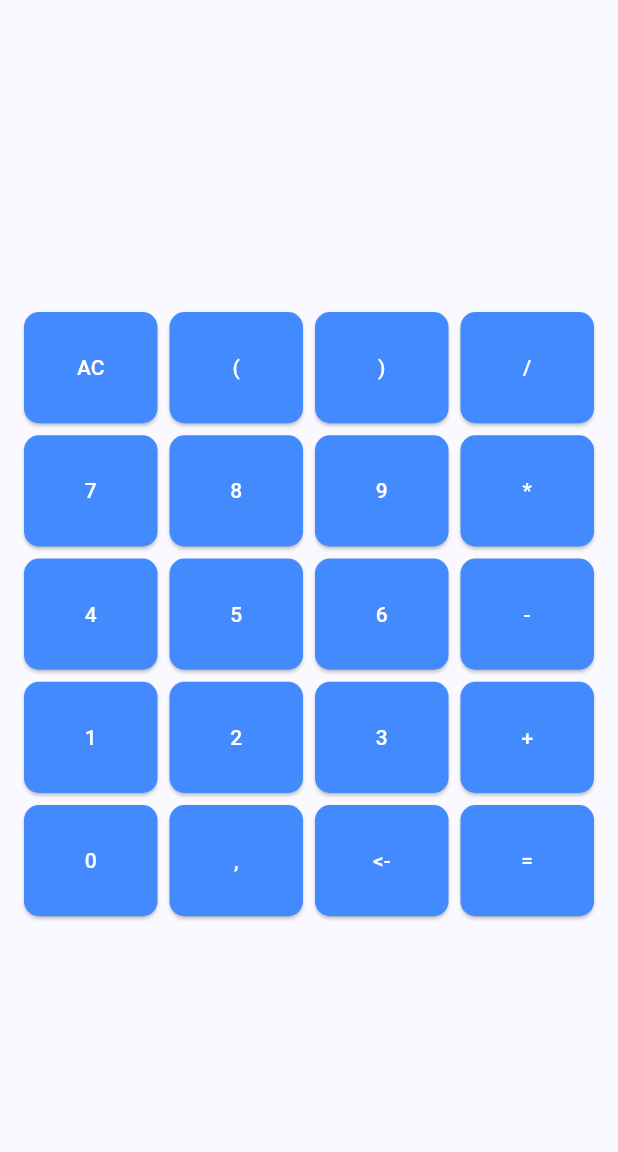
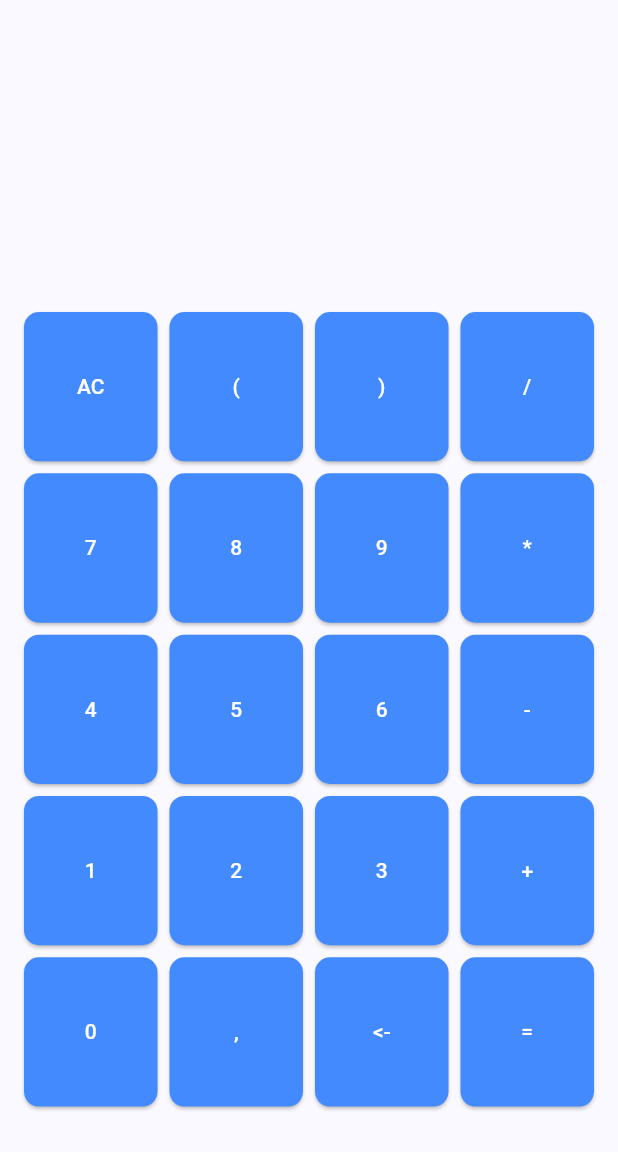
Before and after one commit to AdrianJaeger/calculator, a Flutter app: the screen it shows after launch, on a phone screen of 412 x 824 dp, the part 84-1236 px from its top. Run offline on Flutter 3.47's test engine with Material 3 defaults, Android fonts, the phone set to English and light mode, and no system bars.

```diff
--- a/lib/main.dart
+++ b/lib/main.dart
@@ -7,27 +7,11 @@ void main() {
 class MyApp extends StatelessWidget {
   const MyApp({super.key});
 
-  // This widget is the root of your application.
   @override
   Widget build(BuildContext context) {
     return MaterialApp(
       title: 'Calculator',
       theme: ThemeData(
-        // This is the theme of your application.
-        //
-        // TRY THIS: Try running your application with "flutter run". You'll see
-        // the application has a purple toolbar. Then, without quitting the app,
-        // try changing the seedColor in the colorScheme below to Colors.green
-        // and then invoke "hot reload" (save your changes or press the "hot
-        // reload" button in a Flutter-supported IDE, or press "r" if you used
-        // the command line to start the app).
-        //
-        // Notice that the counter didn't reset back to zero; the application
-        // state is not lost during the reload. To reset the state, use hot
-        // restart instead.
-        //
-        // This works for code too, not just values: Most code changes can be
-        // tested with just a hot reload.
         colorScheme: ColorScheme.fromSeed(seedColor: const Color.fromARGB(255, 80, 156, 255)),
         useMaterial3: true,
       ),
@@ -38,15 +22,6 @@ class MyApp extends StatelessWidget {
 
 class MyHomePage extends StatefulWidget {
   const MyHomePage({super.key, required this.title});
-
-  // This widget is the home page of your application. It is stateful, meaning
-  // that it has a State object (defined below) that contains fields that affect
-  // how it looks.
-
-  // This class is the configuration for the state. It holds the values (in this
-  // case the title) provided by the parent (in this case the App widget) and
-  // used by the build method of the State. Fields in a Widget subclass are
-  // always marked "final".
 
   final String title;
 
@@ -73,12 +48,6 @@ class _MyHomePageState extends State<MyHomePage> {
 
   @override
   Widget build(BuildContext context) {
-    // This method is rerun every time setState is called, for instance as done
-    // by the _incrementCounter method above.
-    //
-    // The Flutter framework has been optimized to make rerunning build methods
-    // fast, so that you can just rebuild anything that needs updating rather
-    // than having to individually change instances of widgets.
     return Scaffold(
       appBar: AppBar(
         backgroundColor: Theme.of(context).colorScheme.inversePrimary,
@@ -96,14 +65,29 @@ class _MyHomePageState extends State<MyHomePage> {
           // down three quarters with the buttons
           Expanded(
             flex: 3,
-            child: Padding(
+            child: LayoutBuilder(
+              builder: (context, constraints) {
+
+                // this makes buttons the right size to fill the whole button area
+                int rows = 5;
+                double buttonHeight = constraints.maxHeight / rows;
+                double buttonWidth = constraints.maxWidth / 4;
+                double aspectRatio = buttonWidth / buttonHeight;
+                print(
+                  "Button area:\n"
+                          "Width: ${constraints.maxWidth}\n"
+                          "Height: ${constraints.maxHeight}\n"
+                          "aspectRatio: $aspectRatio");
+
+                return Padding(
                   padding: const EdgeInsets.all(16.0),
                   child: GridView.builder(
-                gridDelegate: const SliverGridDelegateWithFixedCrossAxisCount(
+                    physics: const NeverScrollableScrollPhysics(), //deactivates scrolling of buttons
+                    gridDelegate: SliverGridDelegateWithFixedCrossAxisCount(
                       crossAxisCount: 4,
                       mainAxisSpacing: 8,
                       crossAxisSpacing: 8,
-                  childAspectRatio: 1.2,
+                      childAspectRatio: aspectRatio,
                     ),
                     itemCount: 20,
                     itemBuilder: (context, index) {
@@ -122,6 +106,8 @@ class _MyHomePageState extends State<MyHomePage> {
                       );
                     },
                   ),
+                );
+              }
             ),
           ),
         ],
```
Lines whose indentation alone changed are shown as unchanged.
